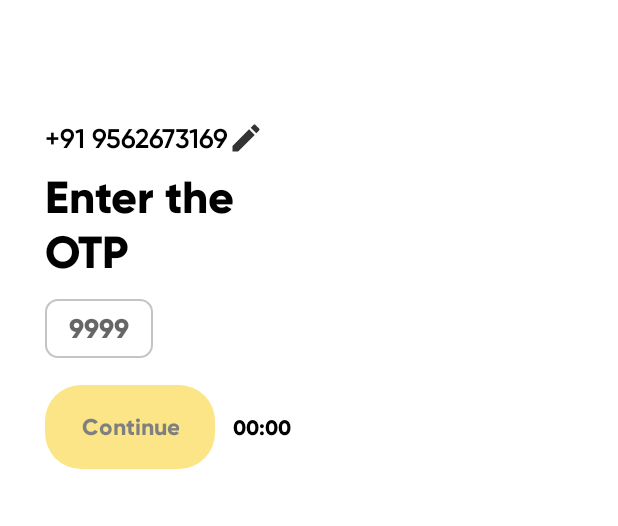
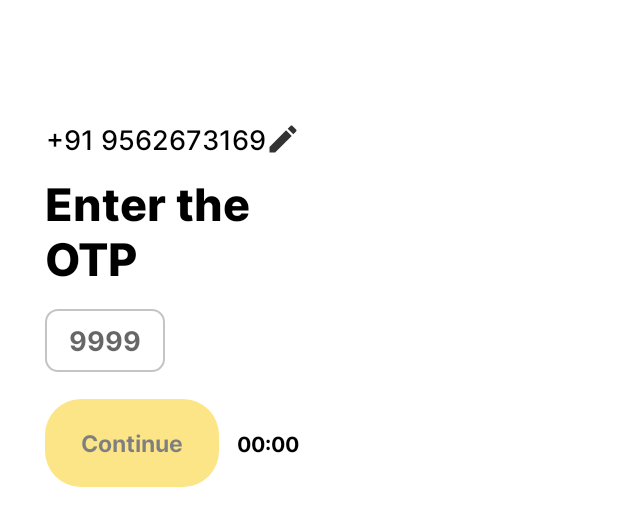
Before and after one commit to vasudeorateria/AisleHiringChallenge, an Android app: the layout otp_fragment.xml on its own in the app's theme, with its tools: preview values and no code run, on a phone screen of 412 x 824 dp. Shown: the top 526 px of the screen. Run offline under Robolectric (Android 15) with nearby library versions, the phone set to English and light mode, and no system bars.

Commit message:
inter font added and navigation bug solved

```diff
--- a/app/src/main/res/layout/otp_fragment.xml
+++ b/app/src/main/res/layout/otp_fragment.xml
@@ -3,6 +3,7 @@
     xmlns:tools="http://schemas.android.com/tools"
     android:layout_width="match_parent"
     android:layout_height="match_parent"
+    android:animateLayoutChanges="true"
     android:orientation="vertical"
     android:paddingStart="30dp"
     android:paddingTop="80dp"
@@ -13,16 +14,16 @@
         android:layout_width="wrap_content"
         android:layout_height="wrap_content"
         android:drawableRight="@drawable/edit"
-        android:fontFamily="@font/gilroy_semi_bold"
+        android:fontFamily="@font/inter_medium"
         android:gravity="center"
-        android:text="+91 9562673169"
-        android:textSize="18sp" />
+        android:textSize="18sp"
+        tools:text="+91 9562673169" />
 
     <TextView
         android:layout_width="wrap_content"
         android:layout_height="wrap_content"
         android:layout_marginTop="8dp"
-        android:fontFamily="@font/gilroy_extra_bold"
+        android:fontFamily="@font/inter_extra_bold"
         android:text="Enter the\nOTP"
         android:textSize="30sp" />
 
@@ -32,7 +33,7 @@
         android:layout_height="wrap_content"
         android:layout_marginTop="12dp"
         android:background="@drawable/textview_shape"
-        android:fontFamily="@font/gilroy_extra_bold"
+        android:fontFamily="@font/inter_bold"
         android:gravity="center"
         android:hint="9999"
         android:inputType="phone"
@@ -53,6 +54,7 @@
             android:layout_height="wrap_content"
             android:alpha="0.5"
             android:enabled="false"
+            android:fontFamily="@font/inter_bold"
             android:text="Continue"
             android:textColor="@color/black" />
 
@@ -62,7 +64,15 @@
             android:layout_height="wrap_content"
             android:layout_marginStart="12dp"
             android:countDown="true"
-            android:fontFamily="@font/gilroy_extra_bold" />
+            android:fontFamily="@font/inter_bold" />
+
+        <TextView
+            android:id="@+id/resendOTP"
+            android:layout_width="wrap_content"
+            android:layout_height="wrap_content"
+            android:layout_marginLeft="8dp"
+            android:text="Resend OTP"
+            android:visibility="gone" />
     </LinearLayout>
 
 
--- a/app/src/main/res/navigation/nav_graph.xml
+++ b/app/src/main/res/navigation/nav_graph.xml
@@ -4,7 +4,7 @@
     xmlns:tools="http://schemas.android.com/tools"
     android:id="@+id/nav_graph"
     android:label="Navigation Graph"
-    app:startDestination="@id/notes">
+    app:startDestination="@id/phoneNumberFragment">
 
     <fragment
         android:id="@+id/phoneNumberFragment"
--- a/app/src/main/res/values/style.xml
+++ b/app/src/main/res/values/style.xml
@@ -7,7 +7,6 @@
         <item name="android:paddingRight">24dp</item>
         <item name="android:paddingTop">12dp</item>
         <item name="android:paddingBottom">12dp</item>
-        <item name="fontFamily">@font/gilroy_extra_bold</item>
         <item name="backgroundTint">@color/buttonColor</item>
         <item name="android:background">@drawable/button_shape</item>
     </style>
```
Also changed, not shown: app/src/main/java/com/kjstudios/aislehiringchallenge/ui/otp/OtpFragment.java (+32 -12 lines), app/src/main/java/com/kjstudios/aislehiringchallenge/ui/phone_number/PhoneNumberFragment.java (+9 -5 lines), app/src/main/res/layout/discover_fragment.xml (+9 -9 lines), app/src/main/res/layout/phone_number_fragment.xml (+5 -4 lines), app/src/main/res/font/inter_bold.ttf (added), app/src/main/res/font/inter_extra_bold.ttf (added), app/src/main/res/font/inter_medium.ttf (added).
